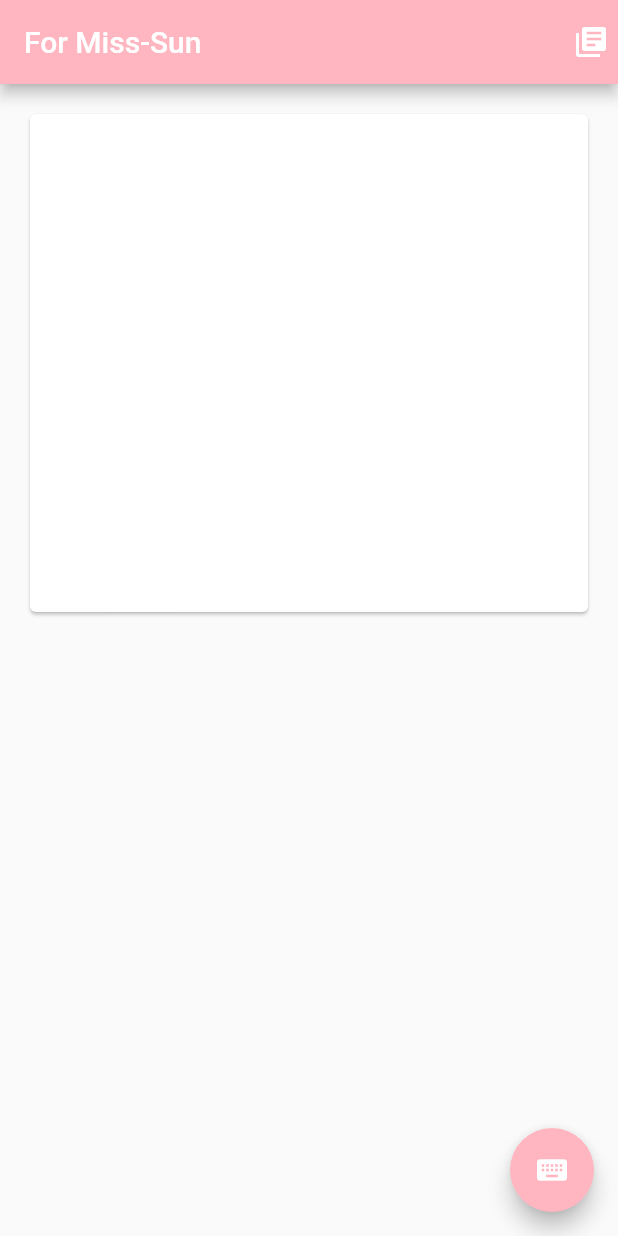
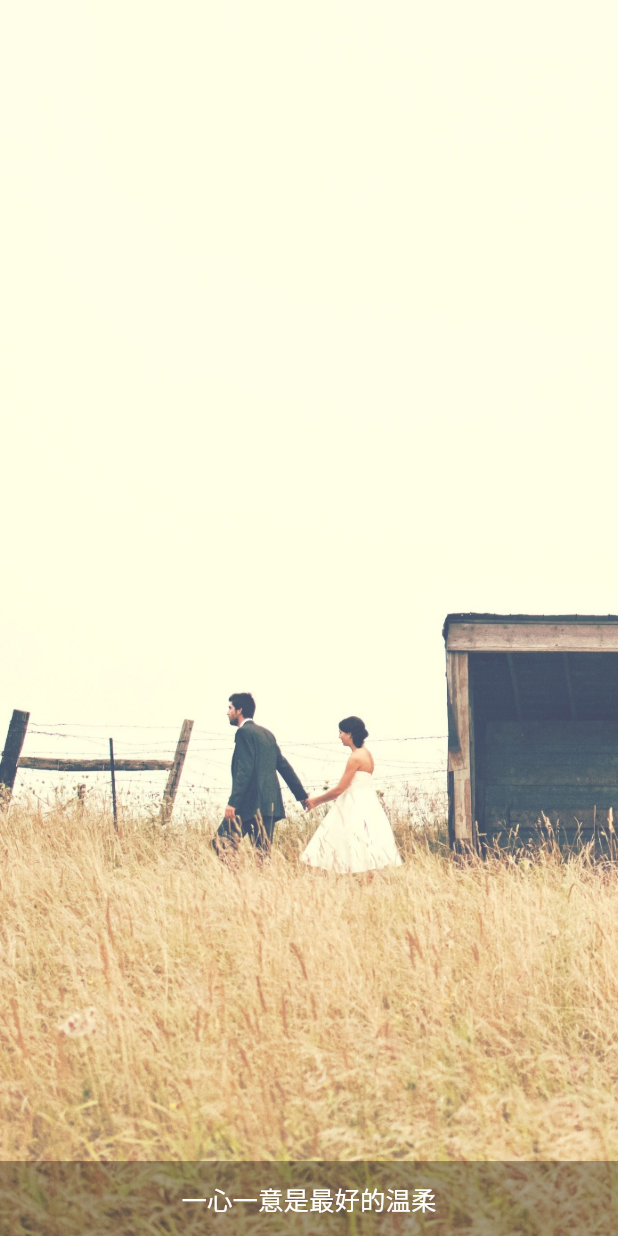
Before and after one commit to szhua/For-Miss-Sun, a Flutter app: the first screen one second after launch, on a phone screen of 412 x 824 dp. Run offline on Flutter 3.47's test engine with Material 2 defaults, Android fonts, the phone set to English and light mode, and no system bars; drawn by our look-alikes of oktoast; our stand-ins replace cached_network_image, convert, dio, image_picker; missing offline and left inert: data_plugin, flukit; generated files the repository leaves out were written again; Roboto replaces fonts that are missing (Lei, Title).

Commit message:
增加首页的数据

```diff
--- a/lib/common/funs.dart
+++ b/lib/common/funs.dart
@@ -20,7 +20,7 @@ void  cancelToast() {
 
 
 void showLoading(context, [String text]) {
-  text = text ?? "Loading...";
+  text = text ?? "正在加载...";
   showDialog(
       barrierDismissible: true,
       context: context,
--- a/lib/main.dart
+++ b/lib/main.dart
@@ -18,6 +18,8 @@ class MyApp extends StatelessWidget {
             TextStyle(fontSize: 16.0, color: Colors.white, fontFamily: 'Lei'),
         child: MaterialApp(
           title: 'For Miss-Sun',
+          debugShowCheckedModeBanner: false,
+          showSemanticsDebugger: false,
           theme: ThemeData(
             primarySwatch: ColorUtil.createMaterialColor(Color(0xffffb6c1)),
             visualDensity: VisualDensity.adaptivePlatformDensity,
@@ -25,8 +27,10 @@ class MyApp extends StatelessWidget {
           routes: <String, WidgetBuilder>{
             "add_diary": (context) => AddDiaryRoute(),
             'for_you_list':(context)=>ForYouListRoute(),
+            'homePage':(context)=>MyHomePage(title: 'For Miss-Sun'),
           },
-          home: MyHomePage(title: 'For Miss-Sun'),
+          home: SlogoRoute(),
+         // home: MyHomePage(title: 'For Miss-Sun'),
         ));
   }
 }
--- a/lib/routes/index.dart
+++ b/lib/routes/index.dart
@@ -3,3 +3,4 @@
 export 'home_page.dart';
 export 'add_diary_page.dart';
 export 'for_you_list.dart';
+export 'slogo_page.dart';
--- /dev/null
+++ b/lib/routes/slogo_page.dart
@@ -0,0 +1,47 @@
+import 'dart:async';
+
+import 'package:flutter/material.dart';
+
+class SlogoRoute extends StatefulWidget {
+  @override
+  State<StatefulWidget> createState() => _SlogoRouteState();
+}
+
+
+
+class _SlogoRouteState extends State<SlogoRoute> {
+
+  @override
+  void initState() {
+    super.initState();
+    Timer(Duration(seconds: 3),(){
+      Navigator.of(context).pushNamed('homePage');
+    } );
+  }
+
+
+
+  @override
+  Widget build(BuildContext context) {
+    return Scaffold(
+      body: Container(
+        child: Stack(
+          fit: StackFit.expand, //未定位widget占满Stack整个空间
+          children: <Widget>[
+            Image(
+                image: AssetImage('assets/imgs/foryou2.jpg'), fit: BoxFit.cover),
+            Positioned(
+                bottom: 0,
+                child: Container(
+                  height: 50,
+                  child: Text('一心一意是最好的温柔',style: TextStyle(fontFamily: 'Lei',color: Colors.white,fontSize: 17),),
+                  alignment: Alignment.center,
+                  width: MediaQuery.of(context).size.width,
+                  decoration: BoxDecoration(color: Color(0x55000000)),
+                )),
+          ],
+        ),
+      ),
+    );
+  }
+}
--- a/lib/widgets/my_app_bar.dart
+++ b/lib/widgets/my_app_bar.dart
@@ -4,10 +4,12 @@ class MyAppBar extends AppBar {
   final String tilteText;
   final List<Widget> actions;
   final Widget leading ;
-  MyAppBar(this.tilteText,{this.actions,this.leading})
+  final centerTitle;
+  MyAppBar(this.tilteText,{this.actions,this.leading,this.centerTitle=false})
       : super(
           leading:leading,
           actions:actions,
+          centerTitle:centerTitle,
           iconTheme:IconThemeData().copyWith(color: Colors.white),
           title: Text(
           tilteText,
```
Also changed, not shown: lib/routes/home_page.dart (+27 -14 lines), pubspec.yaml (+7 -0 lines), assets/imgs/foryou.jpg (added), assets/imgs/foryou2.jpg (added), assets/imgs/slogo.jpg (added), assets/imgs/start.png (added), 4 other files.
